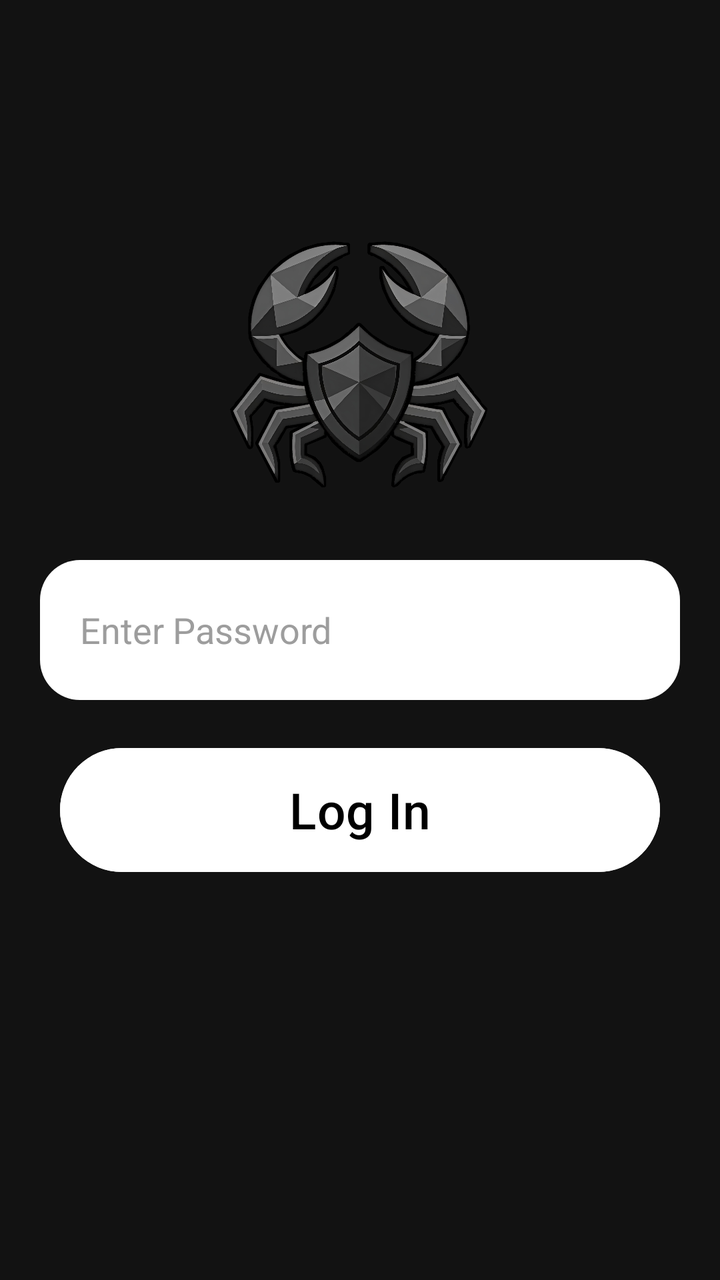
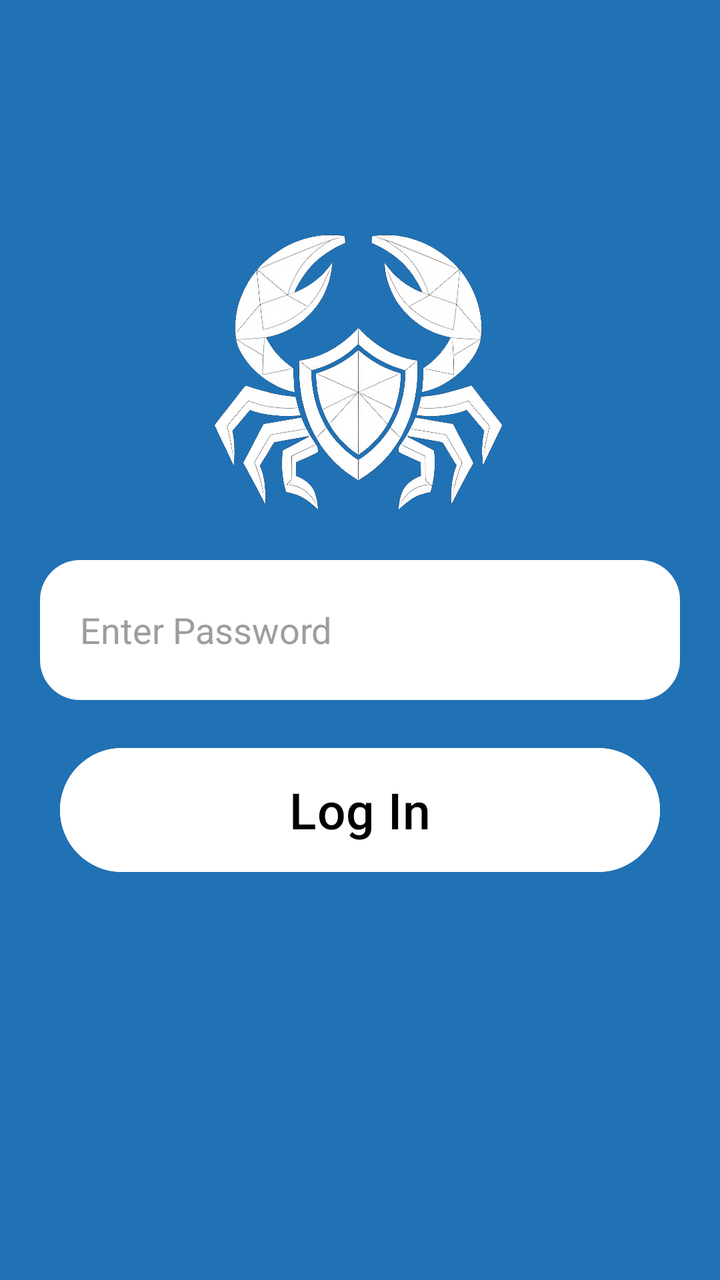

The first picture is an Android layout as it rendered before a commit; the second is the same layout after the commit. The layout source and the unified diff follow.
<!-- AndroidManifest.xml: application theme Theme.WhiteVault -->
<!-- res/layout/activity_authentication.xml -->
<?xml version="1.0" encoding="utf-8"?>
<RelativeLayout xmlns:android="http://schemas.android.com/apk/res/android"
    xmlns:app="http://schemas.android.com/apk/res-auto"
    xmlns:tools="http://schemas.android.com/tools"
    android:id="@+id/main"
    android:layout_width="match_parent"
    android:layout_height="match_parent"
    tools:context=".AuthenticationActivity"
    android:background="@color/background">

    <LinearLayout
        android:layout_width="match_parent"
        android:layout_height="wrap_content"
        android:orientation="vertical"
        android:layout_marginTop="70dp">

        <RelativeLayout
            android:layout_width="match_parent"
            android:layout_height="wrap_content"
            android:layout_marginTop="40dp">

            <ImageView
                android:layout_width="150dp"
                android:layout_height="150dp"
                android:src="@drawable/logo"
                android:layout_centerHorizontal="true"/>

        </RelativeLayout>

        <EditText
            android:id="@+id/text_password"
            android:layout_width="match_parent"
            android:layout_height="70dp"
            android:layout_marginTop="20dp"
            android:layout_marginLeft="20dp"
            android:layout_marginRight="20dp"
            android:hint="Enter Password"
            android:textColor="@color/black"
            android:background="@drawable/user_edit_text_background"
            android:textColorHint="#9D9D9D"
            android:padding="20dp"/>

        <FrameLayout
            android:layout_width="match_parent"
            android:layout_height="wrap_content"
            android:layout_marginTop="20dp">

            <Button
                android:id="@+id/button_login"
                android:layout_width="match_parent"
                android:layout_height="70dp"
                android:layout_marginStart="30dp"
                android:layout_marginEnd="30dp"
                android:text="Log In"
                android:textSize="25dp"
                android:textColor="@color/black"
                android:backgroundTint="@color/white"
                android:layout_gravity="center"/>

            <ProgressBar
                android:id="@+id/progress_bar"
                android:layout_width="50dp"
                android:layout_height="50dp"
                android:layout_gravity="center"
                android:indeterminateTint="@color/white"
                android:visibility="invisible"/>

        </FrameLayout>

    </LinearLayout>


</RelativeLayout>
<!-- resources referenced by this layout -->
<resources>
  <color name="background">#121212</color>
  <color name="black">#FF000000</color>
  <color name="white">#FFFFFFFF</color>
  <!-- drawable logo: png bitmap (drawable, 621487 bytes) -->
  <!-- drawable user_edit_text_background (drawable) -->
  <?xml version="1.0" encoding="utf-8"?>
  <shape xmlns:android="http://schemas.android.com/apk/res/android">
      <solid android:color="@color/white"/>
      <corners android:radius="20dp"/>
  
  </shape>
  <style name="Theme.WhiteVault" parent="Base.Theme.WhiteVault" />
  <style name="Base.Theme.WhiteVault" parent="Theme.Material3.DayNight.NoActionBar">
          
          
      </style>
</resources>

<!-- the commit's change to res/layout/activity_authentication.xml (unified diff, before → after) -->
@@ -6,7 +6,7 @@
     android:layout_width="match_parent"
     android:layout_height="match_parent"
     tools:context=".AuthenticationActivity"
-    android:background="@color/background">
+    android:background="@color/primary">
 
     <LinearLayout
         android:layout_width="match_parent"
@@ -38,7 +38,8 @@
             android:textColor="@color/black"
             android:background="@drawable/user_edit_text_background"
             android:textColorHint="#9D9D9D"
-            android:padding="20dp"/>
+            android:padding="20dp"
+            android:inputType="textPassword"/>
 
         <FrameLayout
             android:layout_width="match_parent"
<!-- resource entries referenced after the edit -->
@@ -1,9 +1,9 @@
 <!-- resources referenced by this layout -->
 <resources>
-  <color name="background">#121212</color>
   <color name="black">#FF000000</color>
+  <color name="primary">#2171B5</color>
   <color name="white">#FFFFFFFF</color>
-  <!-- drawable logo: png bitmap (drawable, 621487 bytes) -->
+  <!-- drawable logo: png bitmap (drawable, 707720 bytes) -->
   <!-- drawable user_edit_text_background (drawable) -->
   <?xml version="1.0" encoding="utf-8"?>
   <shape xmlns:android="http://schemas.android.com/apk/res/android">
